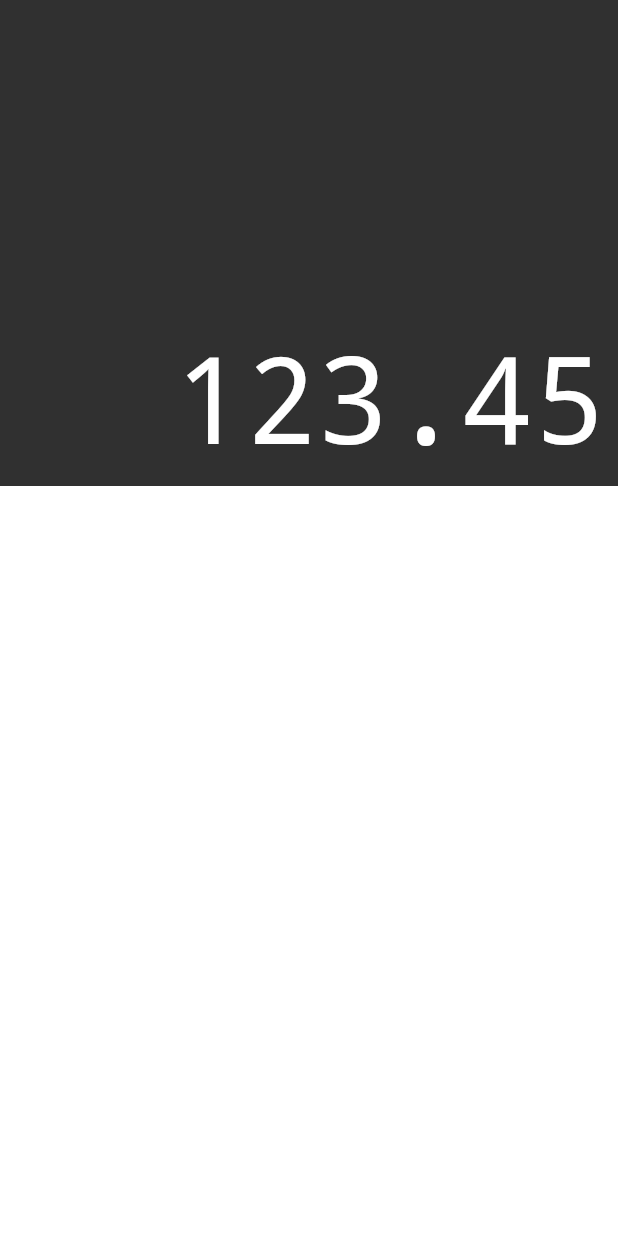
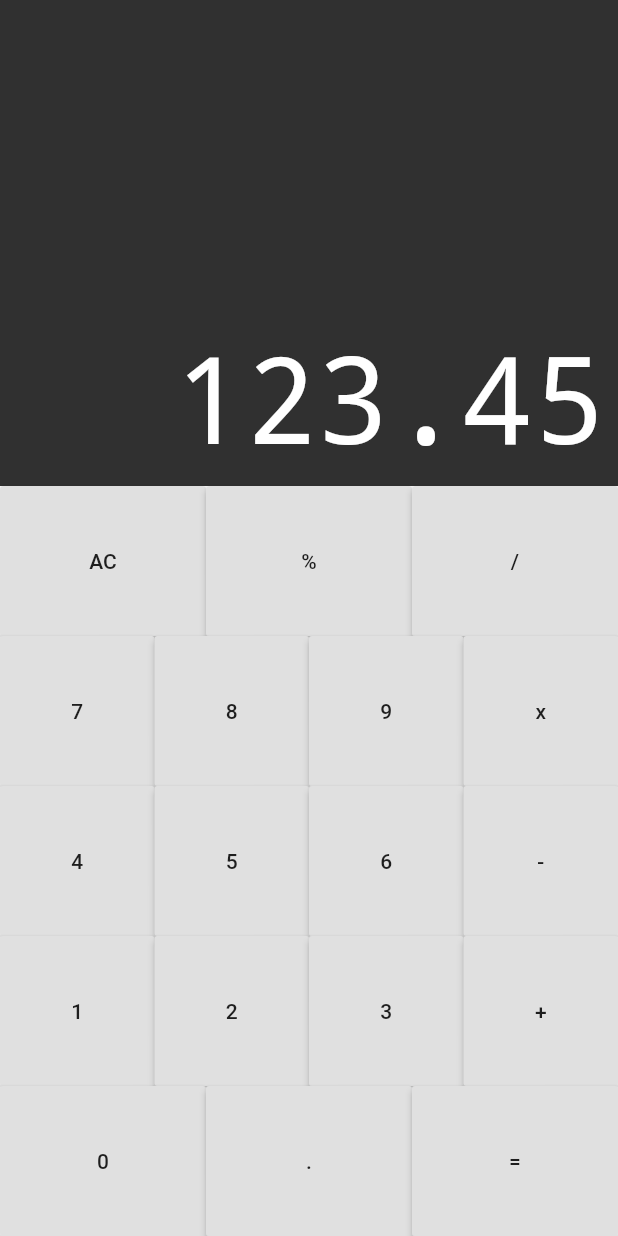
Before and after one commit to JonathanSias/flutter4fun, a Flutter app: the screen it shows after launch, on a phone screen of 412 x 824 dp. Run offline on Flutter 3.47's test engine with Material 2 defaults, Android fonts, the phone set to English and light mode, and no system bars; drawn by our look-alikes of auto_size_text.

Commit message:
adding buttons

```diff
--- /dev/null
+++ b/calculator/lib/components/button.dart
@@ -0,0 +1,18 @@
+import 'package:flutter/material.dart';
+
+class Button extends StatelessWidget {
+  final String text;
+  Button({
+    @required this.text,
+  });
+  @override
+  Widget build(BuildContext context) {
+    return Expanded(
+      flex: 1,
+      child: RaisedButton(
+        child: Text(text),
+        onPressed: () {},
+      ),
+    );
+  }
+}
--- /dev/null
+++ b/calculator/lib/components/button_row.dart
@@ -0,0 +1,17 @@
+import 'package:flutter/material.dart';
+import 'button.dart';
+
+class ButtonRow extends StatelessWidget {
+  final List<Button> buttons;
+  ButtonRow(this.buttons);
+  @override
+  Widget build(BuildContext context) {
+    return Expanded(
+      flex: 1,
+      child: Row(
+        crossAxisAlignment: CrossAxisAlignment.stretch,
+        children: buttons,
+      ),
+    );
+  }
+}
--- a/calculator/lib/components/keyboard.dart
+++ b/calculator/lib/components/keyboard.dart
@@ -1,10 +1,44 @@
 import 'package:flutter/material.dart';
+import 'button_row.dart';
+import 'button.dart';
 
 class Keyboard extends StatelessWidget {
   @override
   Widget build(BuildContext context) {
     return Container(
       height: 500,
+      child: Column(
+        children: <Widget>[
+          ButtonRow([
+            Button(text: 'AC'),
+            Button(text: '%'),
+            Button(text: '/'),
+          ]),
+          ButtonRow([
+            Button(text: '7'),
+            Button(text: '8'),
+            Button(text: '9'),
+            Button(text: 'x'),
+          ]),
+          ButtonRow([
+            Button(text: '4'),
+            Button(text: '5'),
+            Button(text: '6'),
+            Button(text: '-'),
+          ]),
+          ButtonRow([
+            Button(text: '1'),
+            Button(text: '2'),
+            Button(text: '3'),
+            Button(text: '+'),
+          ]),
+          ButtonRow([
+            Button(text: '0'),
+            Button(text: '.'),
+            Button(text: '='),
+          ]),
+        ],
+      ),
     );
   }
 }
--- a/calculator/lib/models/memory.dart
+++ b/calculator/lib/models/memory.dart
@@ -1 +1,4 @@
+// vai servir como interpretador das operaçoes que o usuario executou
+// atraves de cliques em keyboard e responsavel por mostrar os dados
+// no display
 class Memory {}
```
